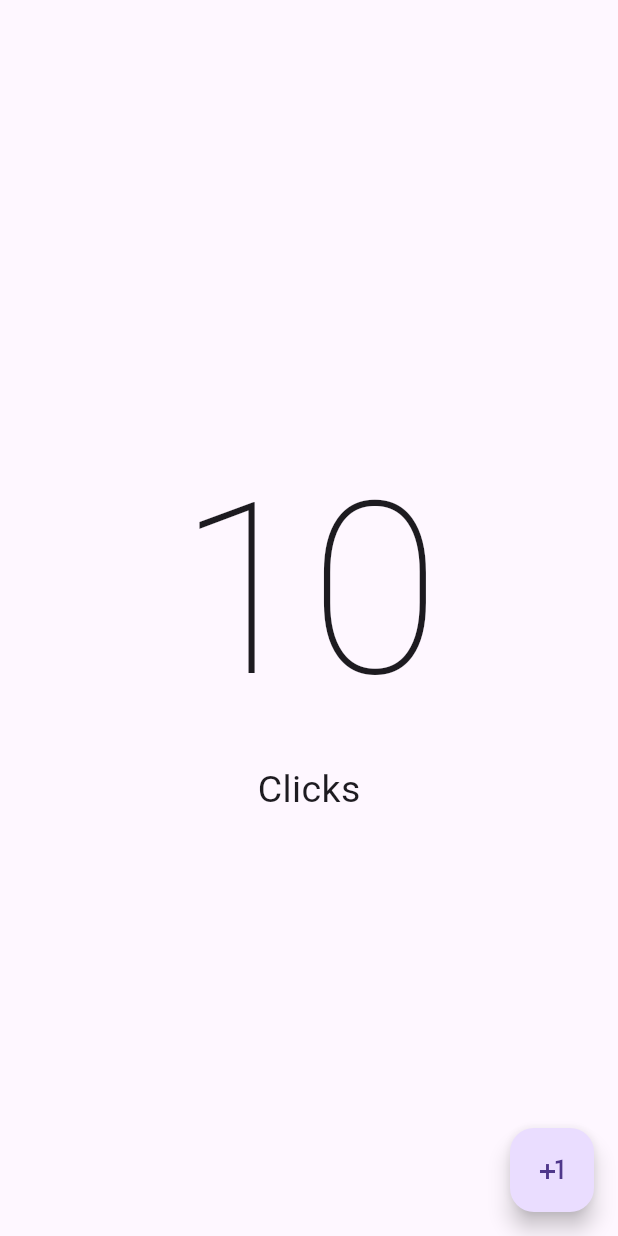
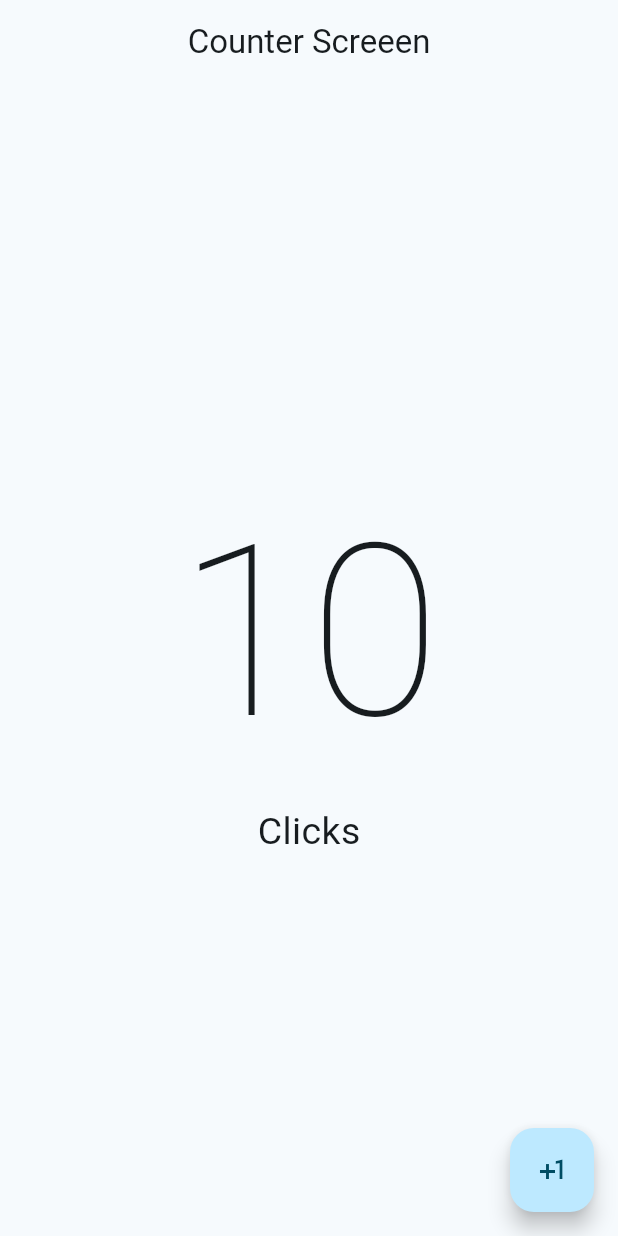
Before and after one commit to balexgtx/hello_world_app, a Flutter app: the screen it shows after launch, on a phone screen of 412 x 824 dp. Run offline on Flutter 3.47's test engine with Material 3 defaults, Android fonts, the phone set to English and light mode, and no system bars.

Commit message:
Avances en el counter de hello world app
CounterScreen cambio de StatelessWidgent a Stateful widget

```diff
--- a/lib/main.dart
+++ b/lib/main.dart
@@ -10,7 +10,9 @@ class MyApp extends StatelessWidget {
 
   @override
   Widget build(BuildContext context) {
-    return const MaterialApp(
-        debugShowCheckedModeBanner: false, home: CounterScreen());
+    return MaterialApp(
+        debugShowCheckedModeBanner: false,
+        theme: ThemeData(useMaterial3: true, colorSchemeSeed: Colors.blueGrey),
+        home: const CounterScreen());
   }
 }
--- a/lib/presentation/screens/counter/counter_screen.dart
+++ b/lib/presentation/screens/counter/counter_screen.dart
@@ -1,11 +1,19 @@
 import 'package:flutter/material.dart';
 
-class CounterScreen extends StatelessWidget {
+class CounterScreen extends StatefulWidget {
   const CounterScreen({super.key});
 
   @override
+  State<CounterScreen> createState() => _CounterScreenState();
+}
+
+class _CounterScreenState extends State<CounterScreen> {
+  @override
   Widget build(BuildContext context) {
     return Scaffold(
+      appBar: AppBar(
+        title: const Center(child: Text('Counter Screeen')),
+      ),
       body: const Center(
         child: Column(
           mainAxisAlignment: MainAxisAlignment.center,
```
